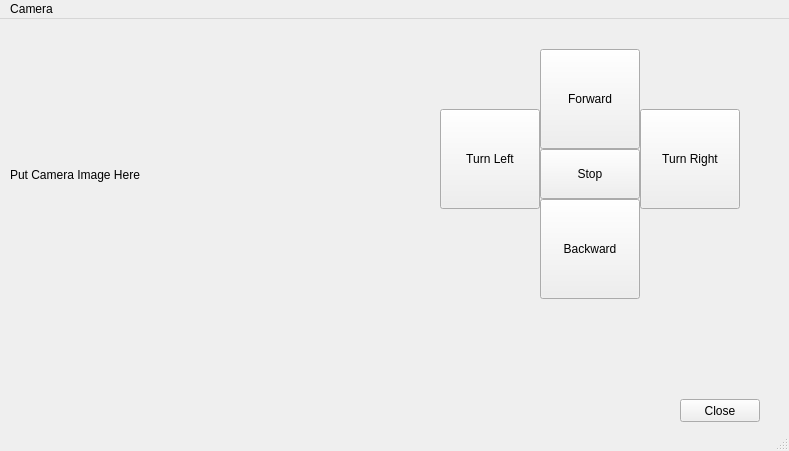
Before: the Qt Designer form supplementary/gui_v1.ui in msumccoy/robotics, drawn with Qt 5.
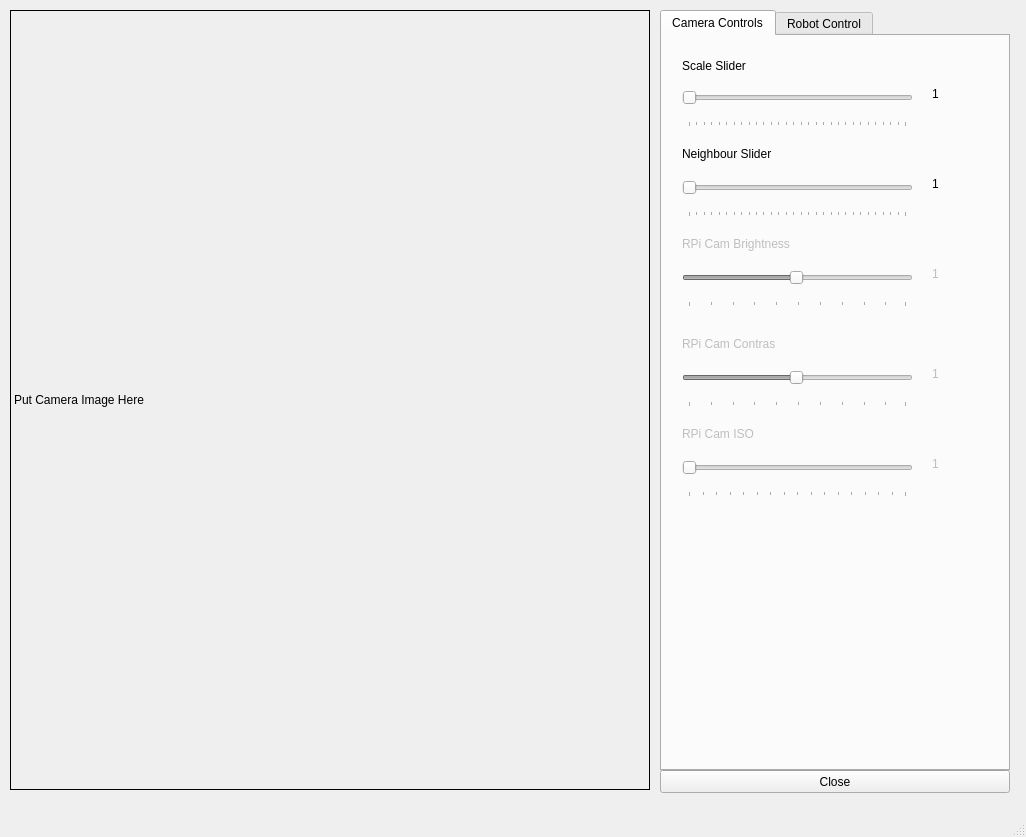
After: the same form once the commit is applied.

Commit message: Add controls for detection and Raspberry Pi camera

Diff of the .ui file:
```diff
--- a/supplementary/gui_v1.ui
+++ b/supplementary/gui_v1.ui
@@ -6,8 +6,8 @@
    <rect>
     <x>0</x>
     <y>0</y>
-    <width>789</width>
-    <height>451</height>
+    <width>1026</width>
+    <height>837</height>
    </rect>
   </property>
   <property name="windowTitle">
@@ -19,13 +19,22 @@
      <rect>
       <x>10</x>
       <y>10</y>
-      <width>401</width>
-      <height>291</height>
+      <width>640</width>
+      <height>780</height>
      </rect>
     </property>
+    <property name="sizePolicy">
+     <sizepolicy hsizetype="Preferred" vsizetype="Preferred">
+      <horstretch>0</horstretch>
+      <verstretch>0</verstretch>
+     </sizepolicy>
+    </property>
     <property name="statusTip">
      <string/>
     </property>
+    <property name="frameShape">
+     <enum>QFrame::Box</enum>
+    </property>
     <property name="text">
      <string>Put Camera Image Here</string>
     </property>
@@ -33,11 +42,345 @@
      <bool>true</bool>
     </property>
    </widget>
-   <widget class="QWidget" name="widget" native="true">
+   <widget class="QPushButton" name="btn_close">
     <property name="geometry">
      <rect>
-      <x>440</x>
-      <y>30</y>
+      <x>660</x>
+      <y>770</y>
+      <width>350</width>
+      <height>23</height>
+     </rect>
+    </property>
+    <property name="statusTip">
+     <string>Shortcut = esc</string>
+    </property>
+    <property name="text">
+     <string>Close</string>
+    </property>
+    <property name="shortcut">
+     <string>Esc</string>
+    </property>
+   </widget>
+   <widget class="QTabWidget" name="tabWidget">
+    <property name="geometry">
+     <rect>
+      <x>660</x>
+      <y>10</y>
+      <width>350</width>
+      <height>761</height>
+     </rect>
+    </property>
+    <property name="currentIndex">
+     <number>0</number>
+    </property>
+    <widget class="QWidget" name="tab">
+     <attribute name="title">
+      <string>Camera Controls</string>
+     </attribute>
+     <widget class="QSlider" name="CV_Scale_slider">
+      <property name="geometry">
+       <rect>
+        <x>20</x>
+        <y>40</y>
+        <width>231</width>
+        <height>51</height>
+       </rect>
+      </property>
+      <property name="styleSheet">
+       <string notr="true"/>
+      </property>
+      <property name="minimum">
+       <number>1</number>
+      </property>
+      <property name="maximum">
+       <number>30</number>
+      </property>
+      <property name="orientation">
+       <enum>Qt::Horizontal</enum>
+      </property>
+      <property name="tickPosition">
+       <enum>QSlider::TicksBelow</enum>
+      </property>
+      <property name="tickInterval">
+       <number>1</number>
+      </property>
+     </widget>
+     <widget class="QSlider" name="CV_Neigh_slider">
+      <property name="geometry">
+       <rect>
+        <x>20</x>
+        <y>130</y>
+        <width>231</width>
+        <height>51</height>
+       </rect>
+      </property>
+      <property name="minimum">
+       <number>1</number>
+      </property>
+      <property name="maximum">
+       <number>30</number>
+      </property>
+      <property name="orientation">
+       <enum>Qt::Horizontal</enum>
+      </property>
+      <property name="tickPosition">
+       <enum>QSlider::TicksBelow</enum>
+      </property>
+      <property name="tickInterval">
+       <number>1</number>
+      </property>
+     </widget>
+     <widget class="QLabel" name="CV_Scale_label">
+      <property name="geometry">
+       <rect>
+        <x>20</x>
+        <y>20</y>
+        <width>81</width>
+        <height>20</height>
+       </rect>
+      </property>
+      <property name="text">
+       <string>Scale Slider</string>
+      </property>
+     </widget>
+     <widget class="QLabel" name="CV_Neigh_label">
+      <property name="geometry">
+       <rect>
+        <x>20</x>
+        <y>110</y>
+        <width>111</width>
+        <height>16</height>
+       </rect>
+      </property>
+      <property name="text">
+       <string>Neighbour Slider</string>
+      </property>
+     </widget>
+     <widget class="QLabel" name="CV_Scale_val">
+      <property name="geometry">
+       <rect>
+        <x>270</x>
+        <y>50</y>
+        <width>59</width>
+        <height>15</height>
+       </rect>
+      </property>
+      <property name="text">
+       <string>1</string>
+      </property>
+     </widget>
+     <widget class="QLabel" name="CV_Neigh_val">
+      <property name="geometry">
+       <rect>
+        <x>270</x>
+        <y>140</y>
+        <width>59</width>
+        <height>15</height>
+       </rect>
+      </property>
+      <property name="text">
+       <string>1</string>
+      </property>
+     </widget>
+     <widget class="QLabel" name="RPi_Brightness_val">
+      <property name="enabled">
+       <bool>false</bool>
+      </property>
+      <property name="geometry">
+       <rect>
+        <x>270</x>
+        <y>230</y>
+        <width>59</width>
+        <height>15</height>
+       </rect>
+      </property>
+      <property name="text">
+       <string>1</string>
+      </property>
+     </widget>
+     <widget class="QLabel" name="RPi_Brightness_label">
+      <property name="enabled">
+       <bool>false</bool>
+      </property>
+      <property name="geometry">
+       <rect>
+        <x>20</x>
+        <y>200</y>
+        <width>141</width>
+        <height>16</height>
+       </rect>
+      </property>
+      <property name="text">
+       <string>RPi Cam Brightness</string>
+      </property>
+     </widget>
+     <widget class="QSlider" name="RPi_Brightness_slider">
+      <property name="enabled">
+       <bool>false</bool>
+      </property>
+      <property name="geometry">
+       <rect>
+        <x>20</x>
+        <y>220</y>
+        <width>231</width>
+        <height>51</height>
+       </rect>
+      </property>
+      <property name="minimum">
+       <number>1</number>
+      </property>
+      <property name="maximum">
+       <number>100</number>
+      </property>
+      <property name="value">
+       <number>50</number>
+      </property>
+      <property name="orientation">
+       <enum>Qt::Horizontal</enum>
+      </property>
+      <property name="tickPosition">
+       <enum>QSlider::TicksBelow</enum>
+      </property>
+      <property name="tickInterval">
+       <number>10</number>
+      </property>
+     </widget>
+     <widget class="QLabel" name="RPi_Contrast_val">
+      <property name="enabled">
+       <bool>false</bool>
+      </property>
+      <property name="geometry">
+       <rect>
+        <x>270</x>
+        <y>330</y>
+        <width>59</width>
+        <height>15</height>
+       </rect>
+      </property>
+      <property name="text">
+       <string>1</string>
+      </property>
+     </widget>
+     <widget class="QLabel" name="RPi_Contrast_label">
+      <property name="enabled">
+       <bool>false</bool>
+      </property>
+      <property name="geometry">
+       <rect>
+        <x>20</x>
+        <y>300</y>
+        <width>111</width>
+        <height>16</height>
+       </rect>
+      </property>
+      <property name="text">
+       <string>RPi Cam Contras</string>
+      </property>
+     </widget>
+     <widget class="QSlider" name="RPi_Contrast_slider">
+      <property name="enabled">
+       <bool>false</bool>
+      </property>
+      <property name="geometry">
+       <rect>
+        <x>20</x>
+        <y>320</y>
+        <width>231</width>
+        <height>51</height>
+       </rect>
+      </property>
+      <property name="minimum">
+       <number>1</number>
+      </property>
+      <property name="maximum">
+       <number>100</number>
+      </property>
+      <property name="value">
+       <number>50</number>
+      </property>
+      <property name="orientation">
+       <enum>Qt::Horizontal</enum>
+      </property>
+      <property name="tickPosition">
+       <enum>QSlider::TicksBelow</enum>
+      </property>
+      <property name="tickInterval">
+       <number>10</number>
+      </property>
+     </widget>
+     <widget class="QSlider" name="RPi_ISO_slider">
+      <property name="enabled">
+       <bool>false</bool>
+      </property>
+      <property name="geometry">
+       <rect>
+        <x>20</x>
+        <y>410</y>
+        <width>231</width>
+        <height>51</height>
+       </rect>
+      </property>
+      <property name="minimum">
+       <number>0</number>
+      </property>
+      <property name="maximum">
+       <number>800</number>
+      </property>
+      <property name="value">
+       <number>0</number>
+      </property>
+      <property name="orientation">
+       <enum>Qt::Horizontal</enum>
+      </property>
+      <property name="tickPosition">
+       <enum>QSlider::TicksBelow</enum>
+      </property>
+      <property name="tickInterval">
+       <number>50</number>
+      </property>
+     </widget>
+     <widget class="QLabel" name="RPi_ISO_val">
+      <property name="enabled">
+       <bool>false</bool>
+      </property>
+      <property name="geometry">
+       <rect>
+        <x>270</x>
+        <y>420</y>
+        <width>59</width>
+        <height>15</height>
+       </rect>
+      </property>
+      <property name="text">
+       <string>1</string>
+      </property>
+     </widget>
+     <widget class="QLabel" name="RPi_ISO_label">
+      <property name="enabled">
+       <bool>false</bool>
+      </property>
+      <property name="geometry">
+       <rect>
+        <x>20</x>
+        <y>390</y>
+        <width>111</width>
+        <height>16</height>
+       </rect>
+      </property>
+      <property name="text">
+       <string>RPi Cam ISO</string>
+      </property>
+     </widget>
+    </widget>
+    <widget class="QWidget" name="tab_2">
+     <attribute name="title">
+      <string>Robot Control</string>
+     </attribute>
+     <widget class="QWidget" name="action_buttons" native="true">
+      <property name="geometry">
+       <rect>
+        <x>20</x>
+        <y>60</y>
       <width>300</width>
       <height>250</height>
      </rect>
@@ -141,24 +484,7 @@
      </property>
     </widget>
    </widget>
-   <widget class="QPushButton" name="btn_close">
-    <property name="geometry">
-     <rect>
-      <x>680</x>
-      <y>380</y>
-      <width>80</width>
-      <height>23</height>
-     </rect>
-    </property>
-    <property name="statusTip">
-     <string>Shortcut = esc</string>
-    </property>
-    <property name="text">
-     <string>Close</string>
-    </property>
-    <property name="shortcut">
-     <string>Esc</string>
-    </property>
+    </widget>
    </widget>
   </widget>
   <widget class="QMenuBar" name="menubar">
@@ -166,17 +492,10 @@
     <rect>
      <x>0</x>
      <y>0</y>
-     <width>789</width>
+     <width>1026</width>
      <height>20</height>
     </rect>
    </property>
-   <widget class="QMenu" name="menuCamera">
-    <property name="title">
-     <string>Camera</string>
-    </property>
-    <addaction name="actionRobot_Control"/>
-   </widget>
-   <addaction name="menuCamera"/>
   </widget>
   <widget class="QStatusBar" name="statusBar"/>
   <action name="actionRobot_Control">
```
Lines whose indentation alone changed are shown as unchanged. The commit also changes 5 other files.
